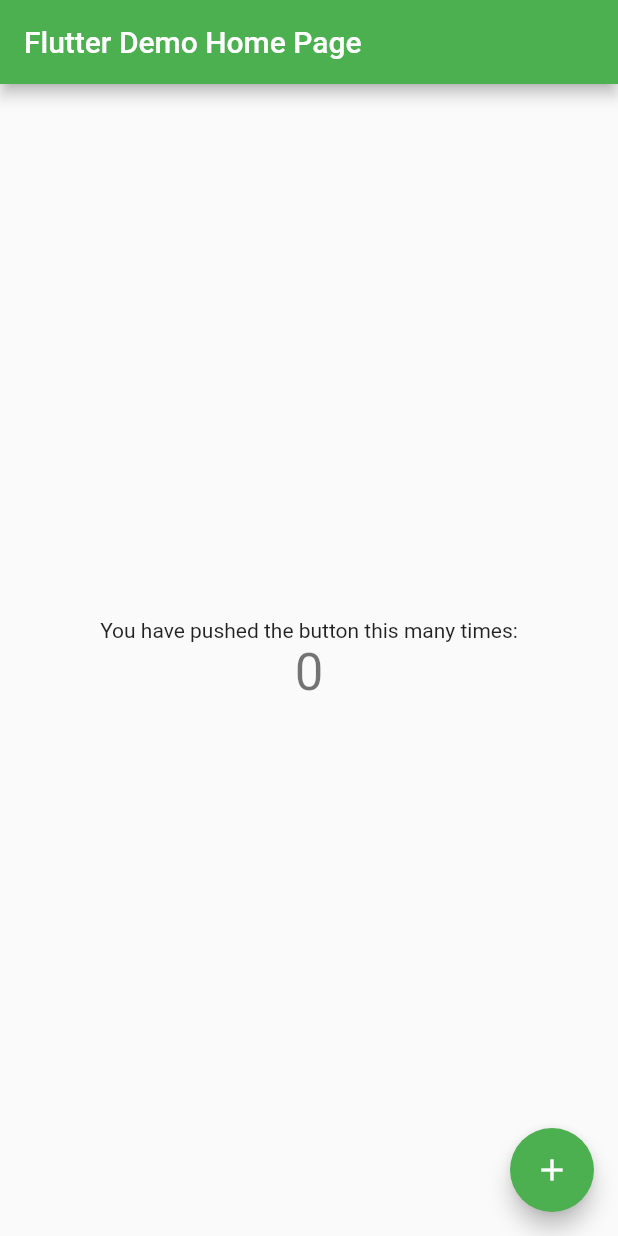
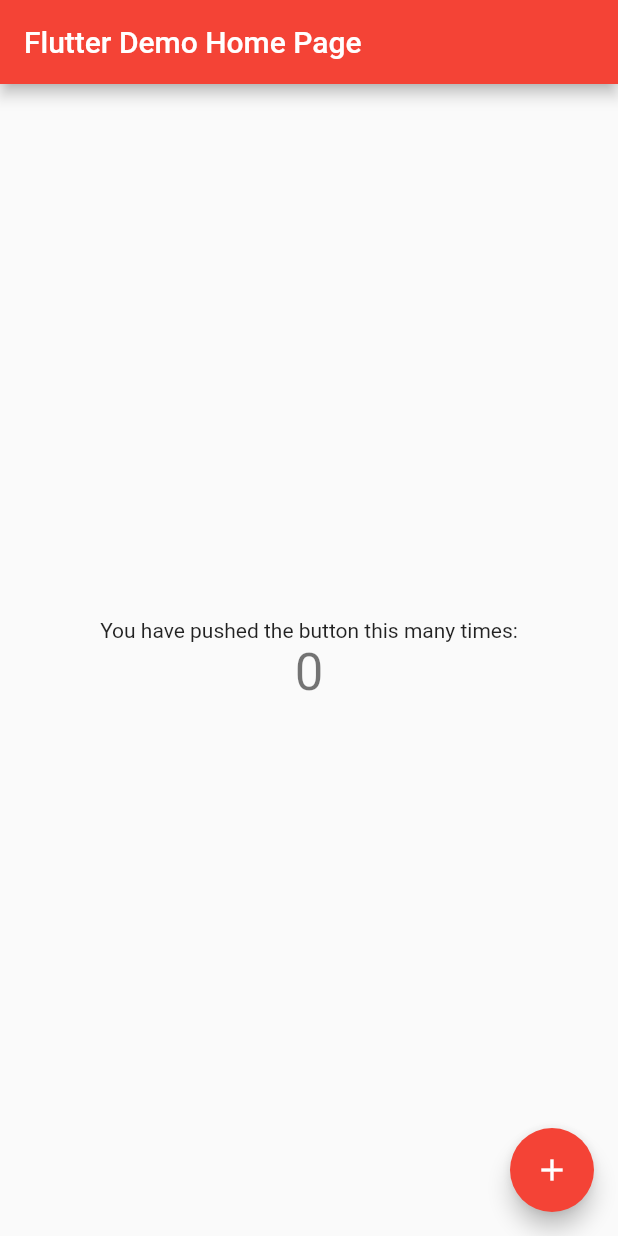
Before and after one commit to alvinsjoy/learning-dart, a Flutter app: the screen it shows after launch, on a phone screen of 412 x 824 dp. Run offline on Flutter 3.47's test engine with Material 2 defaults, Android fonts, the phone set to English and light mode, and no system bars.

Commit message:
Update main.dart

```diff
--- a/lib/main.dart
+++ b/lib/main.dart
@@ -20,7 +20,6 @@ class MyApp extends StatelessWidget {
       title: 'Flutter Demo',
       theme: ThemeData(
         // This is the theme of your application.
-        //
         // Try running your application with "flutter run". You'll see the
         // application has a blue toolbar. Then, without quitting the app, try
         // changing the primarySwatch below to Colors.green and then invoke
@@ -28,7 +27,7 @@ class MyApp extends StatelessWidget {
         // or simply save your changes to "hot reload" in a Flutter IDE).
         // Notice that the counter didn't reset back to zero; the application
         // is not restarted.
-        primarySwatch: Colors.green,
+        primarySwatch: Colors.red,
       ),
       home: const MyHomePage(title: 'Flutter Demo Home Page'),
     );
```
